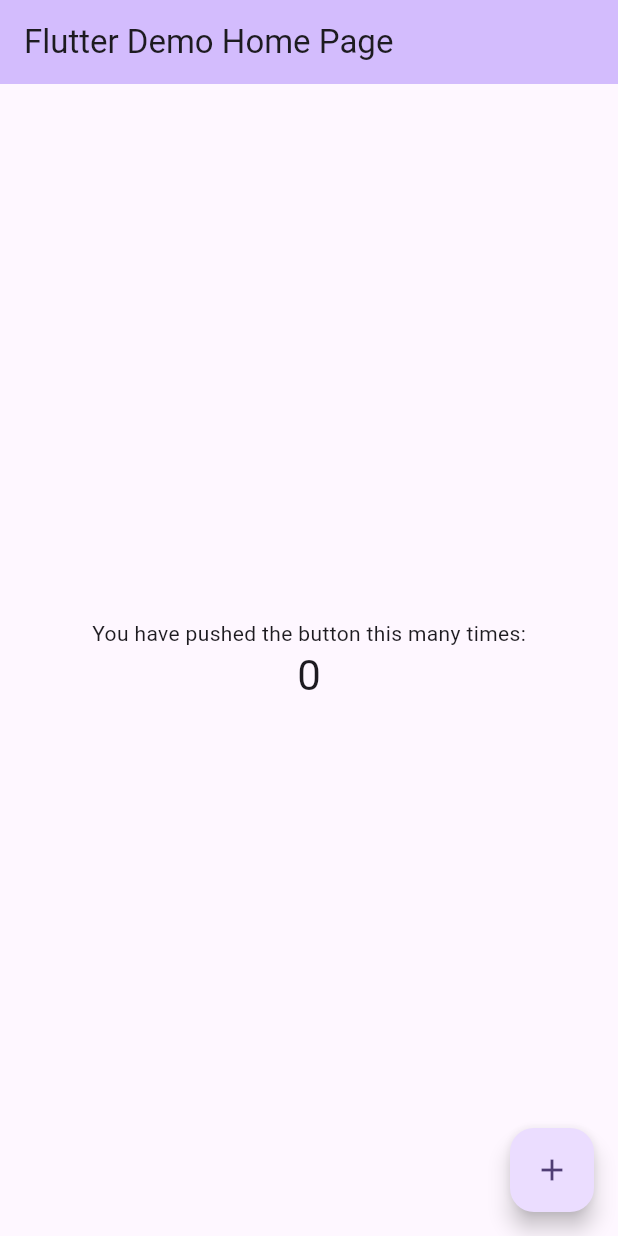
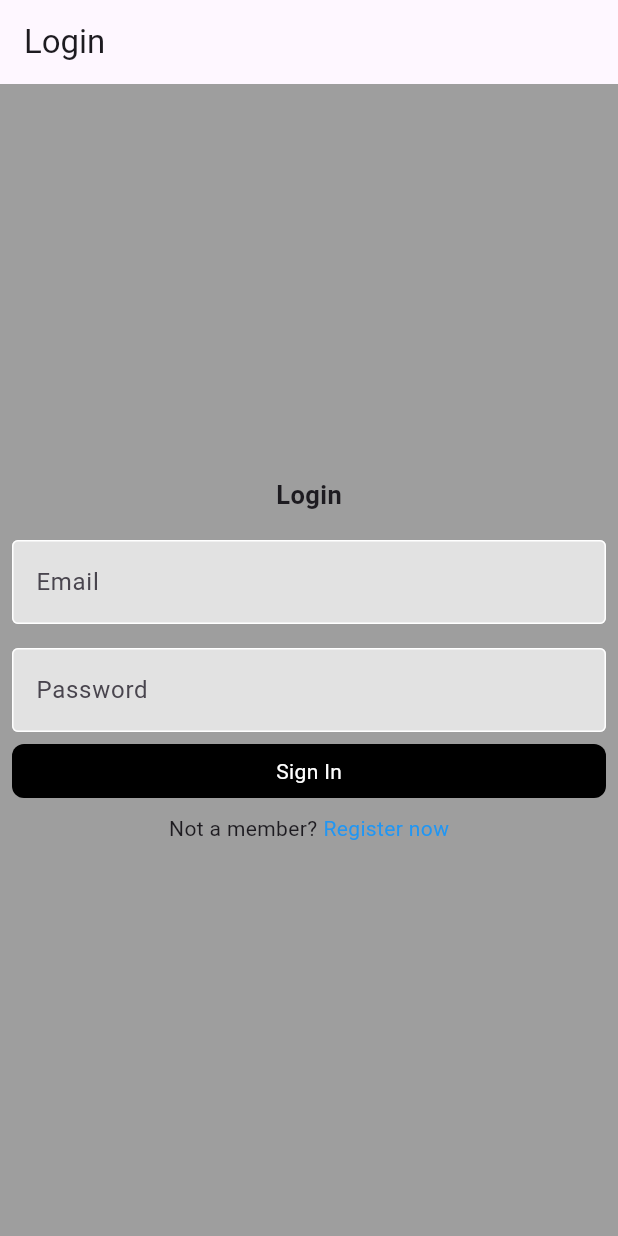
Before and after one commit to johnivanpuayap/ExpiroChef, a Flutter app: the screen it shows after launch, on a phone screen of 412 x 824 dp. Run offline on Flutter 3.47's test engine with Material 3 defaults, Android fonts, the phone set to English and light mode, and no system bars; our stand-ins replace firebase_auth, firebase_core; accounts and stored records are empty.

Commit message:
login and register

```diff
--- /dev/null
+++ b/lib/Authentication/AuthPage.dart
@@ -0,0 +1,26 @@
+import 'package:expirochef/Authentication/LoginOrRegisterPage.dart';
+import 'package:expirochef/Authentication/LoginScreen.dart';
+import 'package:firebase_auth/firebase_auth.dart';
+import 'package:flutter/material.dart';
+
+import '../HomePage/HomePage.dart';
+
+class AuthPage extends StatelessWidget {
+  const AuthPage({super.key});
+
+  @override
+  Widget build(BuildContext context) {
+    return Scaffold(
+      body: StreamBuilder<User?>(
+          stream: FirebaseAuth.instance.authStateChanges(),
+          builder: (context, snapshot) {
+            if (snapshot.hasData) {
+              return HomePage();
+            } else {
+              return LoginOrRegisterPage();
+            }
+          }
+      ),
+    );
+  }
+}
--- /dev/null
+++ b/lib/Authentication/Components/MyButton.dart
@@ -0,0 +1,32 @@
+import 'package:flutter/cupertino.dart';
+import 'package:flutter/material.dart';
+
+class MyButton extends StatelessWidget {
+  final String text;
+  final Function()? onTap;
+  const MyButton({super.key, required this.onTap, required this.text});
+
+  @override
+  Widget build(BuildContext context) {
+    return GestureDetector(
+      onTap: onTap,
+      child: Container(
+        padding: EdgeInsets.all(8),
+        margin: EdgeInsets.symmetric(horizontal: 8),
+        decoration: BoxDecoration(
+          color: Colors.black,
+          borderRadius: BorderRadius.circular(8)
+        ),
+        child: Center(
+          child: Text(
+            text,
+            style: const TextStyle(
+              color: Colors.white,
+
+            ),
+          ),
+        ),
+      ),
+    );
+  }
+}
--- /dev/null
+++ b/lib/Authentication/Components/MyTextField.dart
@@ -0,0 +1,36 @@
+import 'package:flutter/material.dart';
+
+class MyTextField extends StatelessWidget {
+  final controller;
+  final String hintText;
+  final bool obscureText;
+
+  const MyTextField({
+    super.key,
+    required this.controller,
+    required this.hintText,
+    required this.obscureText});
+
+  @override
+  Widget build(BuildContext context) {
+    return Padding(
+      padding: EdgeInsets.all(8.0),
+      child: TextField(
+        controller: controller,
+        obscureText: obscureText,
+        decoration: InputDecoration(
+            enabledBorder: OutlineInputBorder(
+                borderSide: BorderSide(color: Colors.white)
+            ),
+            focusedBorder: OutlineInputBorder(
+                borderSide: BorderSide(color: Colors.grey)
+            ),
+            fillColor: Colors.white70,
+            filled: true,
+            hintText: hintText,
+
+        ),
+      ),
+    );
+  }
+}
--- /dev/null
+++ b/lib/Authentication/LoginOrRegisterPage.dart
@@ -0,0 +1,27 @@
+import 'package:expirochef/Authentication/LoginScreen.dart';
+import 'package:flutter/material.dart';
+import 'package:expirochef/Authentication/RegisterPage.dart';
+
+class LoginOrRegisterPage extends StatefulWidget {
+  const LoginOrRegisterPage({super.key});
+
+  @override
+  State<LoginOrRegisterPage> createState() => _LoginOrRegisterPageState();
+}
+
+class _LoginOrRegisterPageState extends State<LoginOrRegisterPage> {
+  bool showLoginPage = true;
+  void togglePages() {
+    setState(() {
+      showLoginPage = !showLoginPage;
+    });
+  }
+  @override
+  Widget build(BuildContext context) {
+    if (showLoginPage) {
+      return LoginPage(onTap: togglePages);
+    } else {
+      return RegisterPage(onTap: togglePages);
+    }
+  }
+}
--- /dev/null
+++ b/lib/Authentication/LoginScreen.dart
@@ -0,0 +1,90 @@
+import 'package:expirochef/Authentication/Components/MyButton.dart';
+import 'package:expirochef/Authentication/Components/MyTextField.dart';
+import 'package:firebase_auth/firebase_auth.dart';
+
+import 'package:flutter/material.dart';
+
+class LoginPage extends StatefulWidget {
+  final Function()? onTap;
+
+  LoginPage({super.key, required this.onTap});
+
+  @override
+  State<LoginPage> createState() => _LoginPageState();
+}
+
+class _LoginPageState extends State<LoginPage> {
+  final emailController = TextEditingController();
+
+  final passwordController = TextEditingController();
+
+  void showErrorMessage(String message) {
+    showDialog(context: context, builder: (context) {
+      return AlertDialog(
+        title: Text(message),
+      );
+    });
+  }
+
+
+  void signUserIn() async {
+    showDialog(context: context, builder: (context) {
+      return const Center(
+        child: CircularProgressIndicator(),
+      );
+    });
+
+    try {
+      await FirebaseAuth.instance.signInWithEmailAndPassword(
+          email: emailController.text,
+          password: passwordController.text
+      );
+      Navigator.pop(context);
+    } on FirebaseAuthException catch (e){
+      Navigator.pop(context);
+      showErrorMessage(e.code);
+    }
+
+
+  }
+
+  @override
+  Widget build(BuildContext context) {
+    return Scaffold(
+      backgroundColor: Colors.grey,
+      appBar: AppBar(
+        title: Text("Login"),
+      ),
+      body: SafeArea(
+        child: Center(
+          child: Column(
+            mainAxisAlignment: MainAxisAlignment.center,
+            children: [
+              const Text("Login", style: TextStyle(fontSize: 17, fontWeight: FontWeight.bold)),
+              const SizedBox(height: 10,),
+              MyTextField(controller: emailController, hintText: "Email", obscureText: false),
+              MyTextField(controller: passwordController, hintText: "Password", obscureText: true),
+              MyButton(
+                onTap: signUserIn,
+                text: "Sign In",
+              ),
+              const SizedBox(height: 10,),
+              Row(
+                mainAxisAlignment: MainAxisAlignment.center,
+                children: [
+                  Text("Not a member?"),
+                  SizedBox(width: 4,),
+                  GestureDetector(
+                    onTap: widget.onTap,
+                      child: Text("Register now", style: TextStyle(color: Colors.blue),)),
+                ],
+              )
+
+
+            ],
+          ),
+        ),
+      ),
+    );
+  }
+}
--- a/lib/main.dart
+++ b/lib/main.dart
@@ -1,6 +1,16 @@
+import 'package:expirochef/Authentication/AuthPage.dart';
+import 'package:expirochef/Authentication/LoginScreen.dart';
+import 'package:expirochef/Authentication/SplashScreen.dart';
+import 'package:firebase_core/firebase_core.dart';
+import 'package:flutter/foundation.dart';
 import 'package:flutter/material.dart';
 
-void main() {
+Future main() async{
+  WidgetsFlutterBinding.ensureInitialized();
+  if (kIsWeb) {
+    await Firebase.initializeApp(options: FirebaseOptions(apiKey: "AIzaSyCmNtHAdY9Zzei48UYfJyH6mrzySbNrEHk", appId: "1:687596960814:web:6cc8888f46d62f166ff3bf", messagingSenderId: "687596960814", projectId: "expirochef"));
+  }
+  await Firebase.initializeApp();
   runApp(const MyApp());
 }
 
@@ -31,7 +41,9 @@
         colorScheme: ColorScheme.fromSeed(seedColor: Colors.deepPurple),
         useMaterial3: true,
       ),
-      home: const MyHomePage(title: 'Flutter Demo Home Page'),
+      home: SplashScreen(
+        child: AuthPage(),
+      )
     );
   }
 }
--- a/pubspec.yaml
+++ b/pubspec.yaml
@@ -30,6 +30,10 @@
 dependencies:
   flutter:
     sdk: flutter
+  firebase_core: ^2.25.4
+  cloud_firestore: ^4.15.5
+  firebase_auth: ^4.17.5
+  firebase_storage: ^11.6.7
 
 
   # The following adds the Cupertino Icons font to your application.
```
Also changed, not shown: lib/Authentication/RegisterPage.dart (added, +96 -0 lines), lib/Authentication/SplashScreen.dart (added, +33 -0 lines), lib/HomePage/HomePage.dart (added, +30 -0 lines), pubspec.lock, 8 other files.
